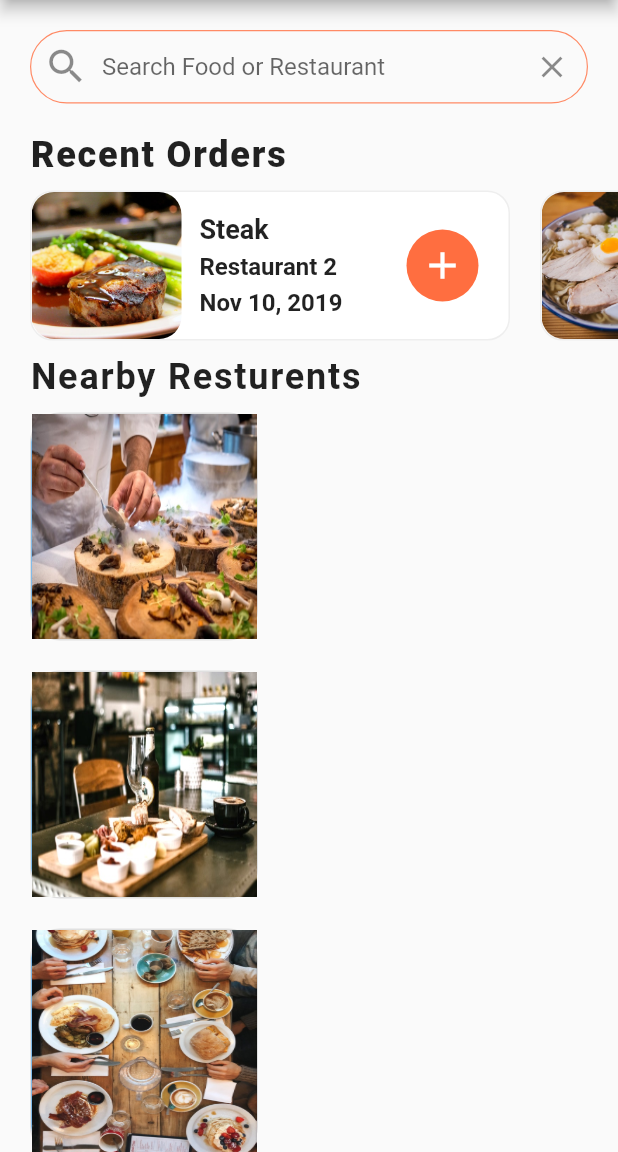
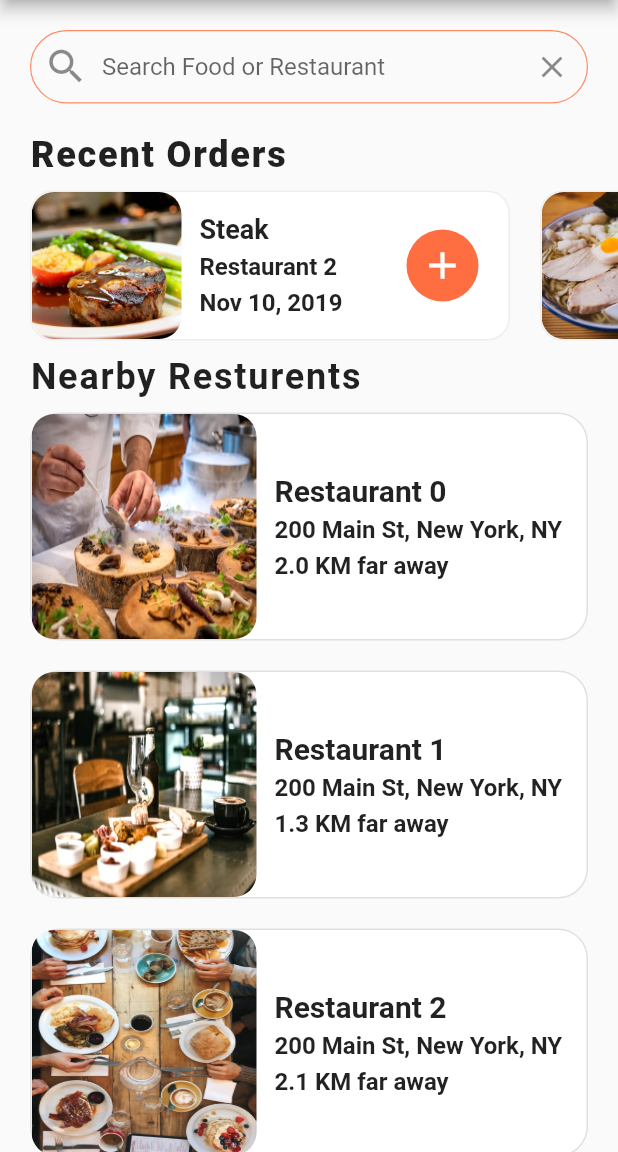
Before and after one commit to ShakriyaPanday/food_delivery_app, a Flutter app: the screen it shows after launch, on a phone screen of 412 x 824 dp, the part 84-1236 px from its top. Run offline on Flutter 3.47's test engine with Material 2 defaults, Android fonts, the light colour scheme and no system bars.

Commit message:
Resturants details addded

```diff
--- a/lib/screens/home_screen.dart
+++ b/lib/screens/home_screen.dart
@@ -13,23 +13,63 @@ class HomeScreen extends StatefulWidget {
 class _HomeScreenState extends State<HomeScreen> {
   _buildResturant() {
     List<Widget> resturantList = [];
-    restaurants.forEach((Restaurant resturant) {
+    for (var resturant in restaurants) {
       resturantList.add(Container(
         margin: EdgeInsets.symmetric(horizontal: 20.0, vertical: 10.0),
         decoration: BoxDecoration(
-            color: Colors.blue,
+            color: Colors.white,
             borderRadius: BorderRadius.circular(20.0),
             border: Border.all(
               width: 1.0,
               color: Colors.grey[300]!,
             )),
-        child: Image(
-            height: 150.0,
-            width: 150.0,
-            fit: BoxFit.fill,
-            image: AssetImage(resturant.imageUrl)),
+        child: Row(
+          children: [
+            ClipRRect(
+              borderRadius: BorderRadius.circular(15.0),
+              child: Image(
+                  height: 150.0,
+                  width: 150.0,
+                  fit: BoxFit.fill,
+                  image: AssetImage(resturant.imageUrl)),
+            ),
+            Expanded(
+              child: Container(
+                margin: const EdgeInsets.all(12.0),
+                child: Column(
+                  crossAxisAlignment: CrossAxisAlignment.start,
+                  mainAxisAlignment: MainAxisAlignment.center,
+                  children: [
+                    Text(
+                      resturant.name,
+                      style: const TextStyle(
+                          fontSize: 20.0, fontWeight: FontWeight.bold),
+                    ),
+                    const SizedBox(
+                      height: 5,
+                    ),
+                    Text(
+                      resturant.address,
+                      style: const TextStyle(
+                          fontSize: 16.0, fontWeight: FontWeight.w600),
+                      overflow: TextOverflow.ellipsis,
+                    ),
+                    const SizedBox(
+                      height: 5,
+                    ),
+                    Text(
+                      "${resturant.distance} KM far away ",
+                      style: const TextStyle(
+                          fontSize: 16.0, fontWeight: FontWeight.w600),
+                    ),
+                  ],
+                ),
+              ),
+            )
+          ],
+        ),
       ));
-    });
+    }
     return Column(
       children: resturantList,
     );
```
